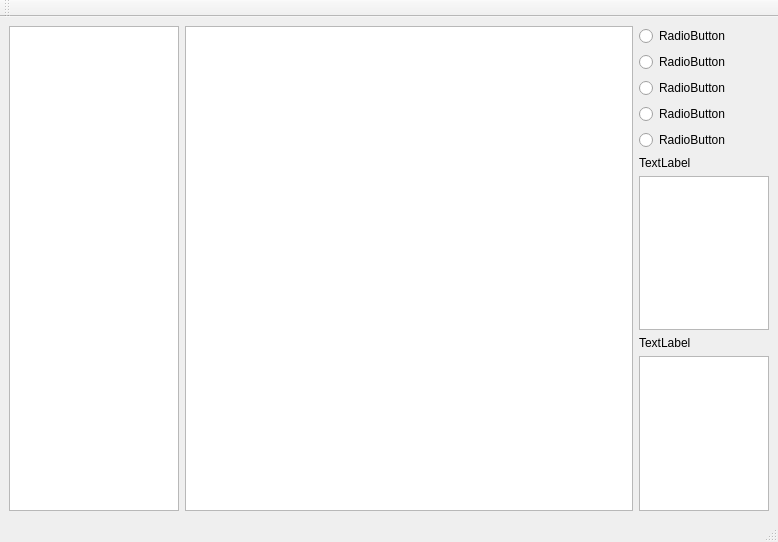
Qt form res/ui/mapEditor.ui (mratmartinez/Mapuche) before a commit.
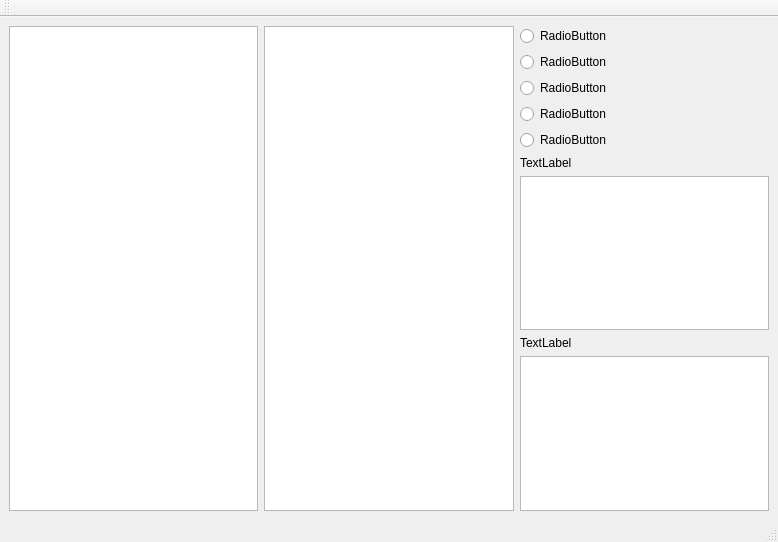
The same form after that commit.

Commit message:
Now it partially loads the maps!
What has been done:
-Now the tilemaps loaded is the one selected on the list
-Now we have a map list and the map viewer is adapted according the
selected map

TODO:
-Map edition
    Map Edition TODO:
    -Add a cache
    -Add a world "connection" database
    -Add different "brushes"
-Perform a code cleanup

```diff
--- a/res/ui/mapEditor.ui
+++ b/res/ui/mapEditor.ui
@@ -20,20 +20,20 @@
       <item>
        <widget class="QTableWidget" name="tileMapWidget">
         <property name="sizePolicy">
-         <sizepolicy hsizetype="Maximum" vsizetype="Expanding">
-          <horstretch>60</horstretch>
+         <sizepolicy hsizetype="Expanding" vsizetype="Expanding">
+          <horstretch>0</horstretch>
           <verstretch>0</verstretch>
          </sizepolicy>
         </property>
         <property name="minimumSize">
          <size>
-          <width>170</width>
+          <width>0</width>
           <height>0</height>
          </size>
         </property>
         <property name="maximumSize">
          <size>
-          <width>200</width>
+          <width>16777215</width>
           <height>16777215</height>
          </size>
         </property>
@@ -52,10 +52,16 @@
        <widget class="QTableWidget" name="mapWidget">
         <property name="minimumSize">
          <size>
-          <width>448</width>
+          <width>0</width>
           <height>0</height>
          </size>
         </property>
+        <attribute name="horizontalHeaderVisible">
+         <bool>false</bool>
+        </attribute>
+        <attribute name="verticalHeaderVisible">
+         <bool>false</bool>
+        </attribute>
        </widget>
       </item>
       <item>
@@ -107,7 +113,7 @@
          </widget>
         </item>
         <item>
-         <widget class="QListView" name="mapList"/>
+         <widget class="QListWidget" name="mapListView"/>
         </item>
         <item>
          <widget class="QLabel" name="tilemapListLabel">
```
Left out of the diff: 2 changed lines with no effect on the pictures. The commit also changes 1 other file.
